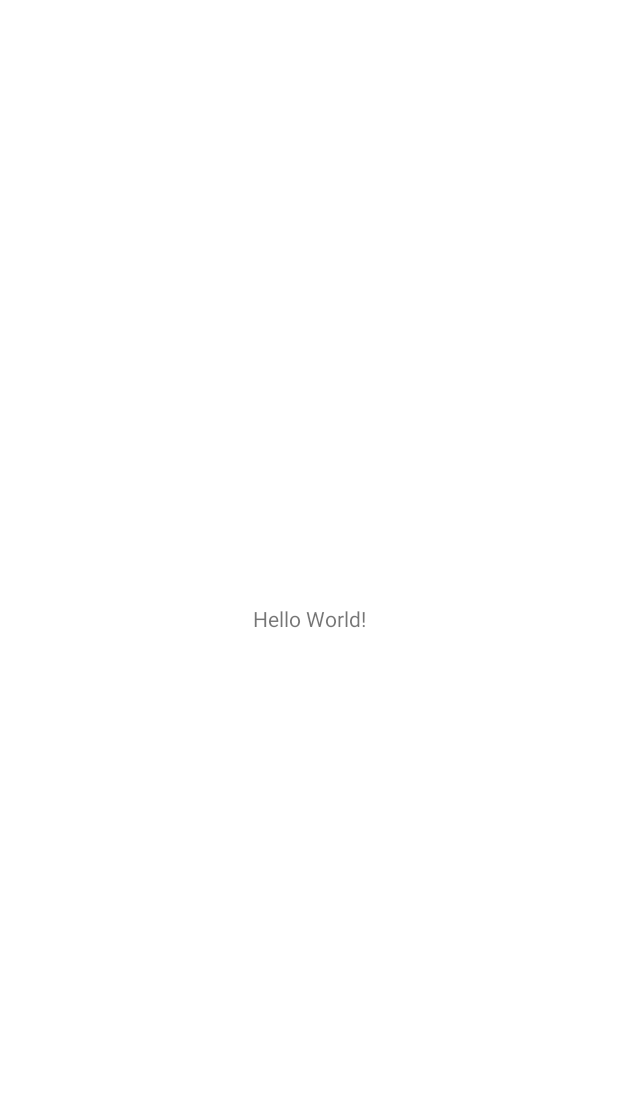
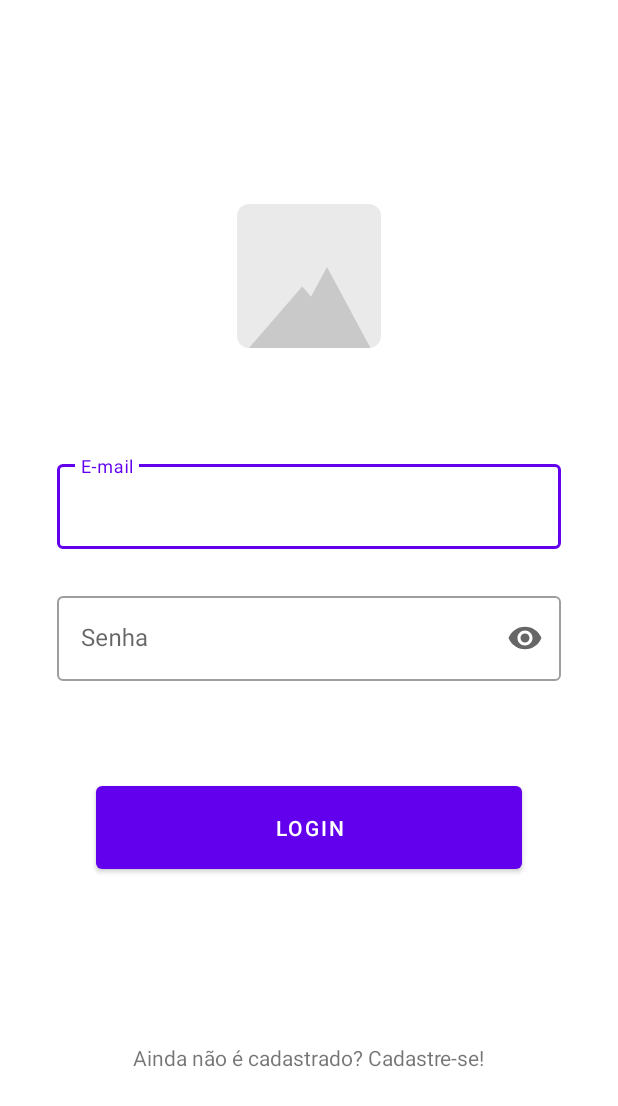
Before and after one commit to PSFREITASUEA/genda, an Android app: the screen it shows after launch (MainActivity before the commit, LoginActivity after it), on a phone screen of 412 x 824 dp. Before the commit the part shown is almost empty. Shown: the top 1106 px of the screen. Run offline under Robolectric (Android 15) with nearby library versions, the phone set to English and light mode, and no system bars.

Commit message:
Add: Create base login screen

```diff
--- a/app/src/main/AndroidManifest.xml
+++ b/app/src/main/AndroidManifest.xml
@@ -9,7 +9,7 @@
         android:roundIcon="@mipmap/ic_launcher_round"
         android:supportsRtl="true"
         android:theme="@style/Theme.Genda">
-        <activity android:name=".MainActivity">
+        <activity android:name=".LoginActivity">
             <intent-filter>
                 <action android:name="android.intent.action.MAIN" />
 
--- a/app/src/main/java/com/genda/MainActivity.kt
+++ b/app/src/main/java/com/genda/LoginActivity.kt
@@ -3,9 +3,9 @@ package com.genda
 import androidx.appcompat.app.AppCompatActivity
 import android.os.Bundle
 
-class MainActivity : AppCompatActivity() {
+class LoginActivity : AppCompatActivity() {
     override fun onCreate(savedInstanceState: Bundle?) {
         super.onCreate(savedInstanceState)
-        setContentView(R.layout.activity_main)
+        setContentView(R.layout.activity_login)
     }
 }
--- /dev/null
+++ b/app/src/main/res/drawable/ic_app_logo.xml
@@ -0,0 +1,15 @@
+<vector xmlns:android="http://schemas.android.com/apk/res/android"
+    android:width="96dp"
+    android:height="96dp"
+    android:viewportWidth="96"
+    android:viewportHeight="96">
+  <path
+      android:pathData="M8,0L88,0A8,8 0,0 1,96 8L96,88A8,8 0,0 1,88 96L8,96A8,8 0,0 1,0 88L0,8A8,8 0,0 1,8 0z"
+      android:fillColor="#eaeaea"/>
+  <path
+      android:pathData="M43.5,55 L79,96L8,96Z"
+      android:fillColor="#c9c9c9"/>
+  <path
+      android:pathData="M60,42 L89,96L31,96Z"
+      android:fillColor="#c9c9c9"/>
+</vector>
--- /dev/null
+++ b/app/src/main/res/layout/activity_login.xml
@@ -0,0 +1,82 @@
+<?xml version="1.0" encoding="utf-8"?>
+<androidx.constraintlayout.widget.ConstraintLayout xmlns:android="http://schemas.android.com/apk/res/android"
+    xmlns:app="http://schemas.android.com/apk/res-auto"
+    xmlns:tools="http://schemas.android.com/tools"
+    android:layout_width="match_parent"
+    android:layout_height="match_parent"
+    tools:context=".LoginActivity">
+
+    <ImageView
+        android:id="@+id/imageView_app_logo"
+        android:layout_width="wrap_content"
+        android:layout_height="wrap_content"
+        android:layout_marginTop="136dp"
+        android:src="@drawable/ic_app_logo"
+        app:layout_constraintEnd_toEndOf="parent"
+        app:layout_constraintStart_toStartOf="parent"
+        app:layout_constraintTop_toTopOf="parent" />
+
+    <com.google.android.material.textfield.TextInputLayout
+        android:id="@+id/textInputLayout_user_email"
+        style="@style/Widget.MaterialComponents.TextInputLayout.OutlinedBox"
+        android:layout_width="match_parent"
+        android:layout_height="wrap_content"
+        android:layout_marginStart="38dp"
+        android:layout_marginTop="72dp"
+        android:layout_marginEnd="38dp"
+        android:hint="E-mail"
+        app:layout_constraintEnd_toEndOf="parent"
+        app:layout_constraintStart_toStartOf="parent"
+        app:layout_constraintTop_toBottomOf="@id/imageView_app_logo">
+
+        <com.google.android.material.textfield.TextInputEditText
+            android:id="@+id/textInputEditText_user_email"
+            android:layout_width="match_parent"
+            android:layout_height="wrap_content" />
+
+    </com.google.android.material.textfield.TextInputLayout>
+
+
+    <com.google.android.material.textfield.TextInputLayout
+        android:id="@+id/textInputLayout_user_password"
+        style="@style/Widget.MaterialComponents.TextInputLayout.OutlinedBox"
+        android:layout_width="0dp"
+        android:layout_height="wrap_content"
+        android:layout_marginTop="26dp"
+        android:hint="Senha"
+        app:endIconMode="password_toggle"
+        app:layout_constraintEnd_toEndOf="@id/textInputLayout_user_email"
+        app:layout_constraintStart_toStartOf="@id/textInputLayout_user_email"
+        app:layout_constraintTop_toBottomOf="@id/textInputLayout_user_email">
+
+        <com.google.android.material.textfield.TextInputEditText
+            android:id="@+id/textInputEditText_user_password"
+            android:layout_width="match_parent"
+            android:layout_height="wrap_content"
+            android:inputType="textPassword" />
+
+    </com.google.android.material.textfield.TextInputLayout>
+
+    <Button
+        android:id="@+id/button_login_user"
+        android:layout_width="284dp"
+        android:layout_height="wrap_content"
+        android:layout_marginTop="64dp"
+        android:padding="18dp"
+        android:text="Login"
+        app:layout_constraintEnd_toEndOf="parent"
+        app:layout_constraintStart_toStartOf="parent"
+        app:layout_constraintTop_toBottomOf="@id/textInputLayout_user_password" />
+
+    <TextView
+        android:id="@+id/textView_signup_user"
+        android:layout_width="wrap_content"
+        android:layout_height="wrap_content"
+        android:text="Ainda não é cadastrado? Cadastre-se!"
+        app:layout_constraintBottom_toBottomOf="parent"
+        app:layout_constraintEnd_toEndOf="@id/button_login_user"
+        app:layout_constraintStart_toStartOf="@id/button_login_user"
+        app:layout_constraintTop_toBottomOf="@id/button_login_user" />
+
+
+</androidx.constraintlayout.widget.ConstraintLayout>
--- a/app/src/main/res/layout/activity_main.xml
+++ /dev/null
@@ -1,18 +0,0 @@
-<?xml version="1.0" encoding="utf-8"?>
-<androidx.constraintlayout.widget.ConstraintLayout xmlns:android="http://schemas.android.com/apk/res/android"
-    xmlns:app="http://schemas.android.com/apk/res-auto"
-    xmlns:tools="http://schemas.android.com/tools"
-    android:layout_width="match_parent"
-    android:layout_height="match_parent"
-    tools:context=".MainActivity">
-
-    <TextView
-        android:layout_width="wrap_content"
-        android:layout_height="wrap_content"
-        android:text="Hello World!"
-        app:layout_constraintBottom_toBottomOf="parent"
-        app:layout_constraintLeft_toLeftOf="parent"
-        app:layout_constraintRight_toRightOf="parent"
-        app:layout_constraintTop_toTopOf="parent" />
-
-</androidx.constraintlayout.widget.ConstraintLayout>
```
